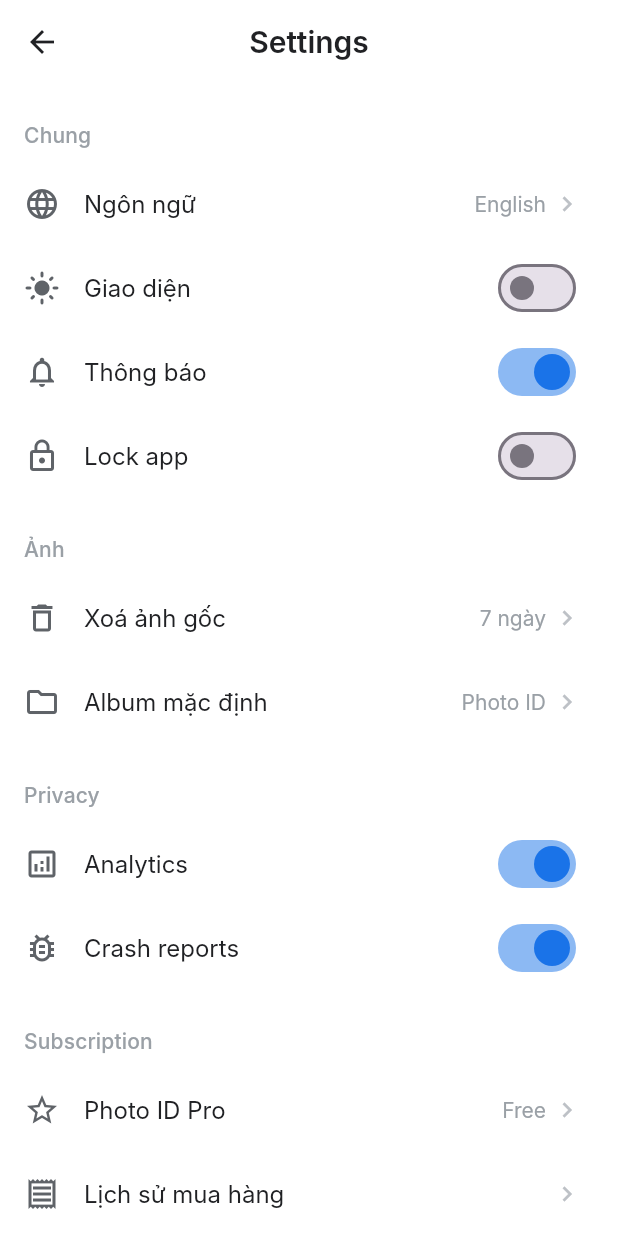
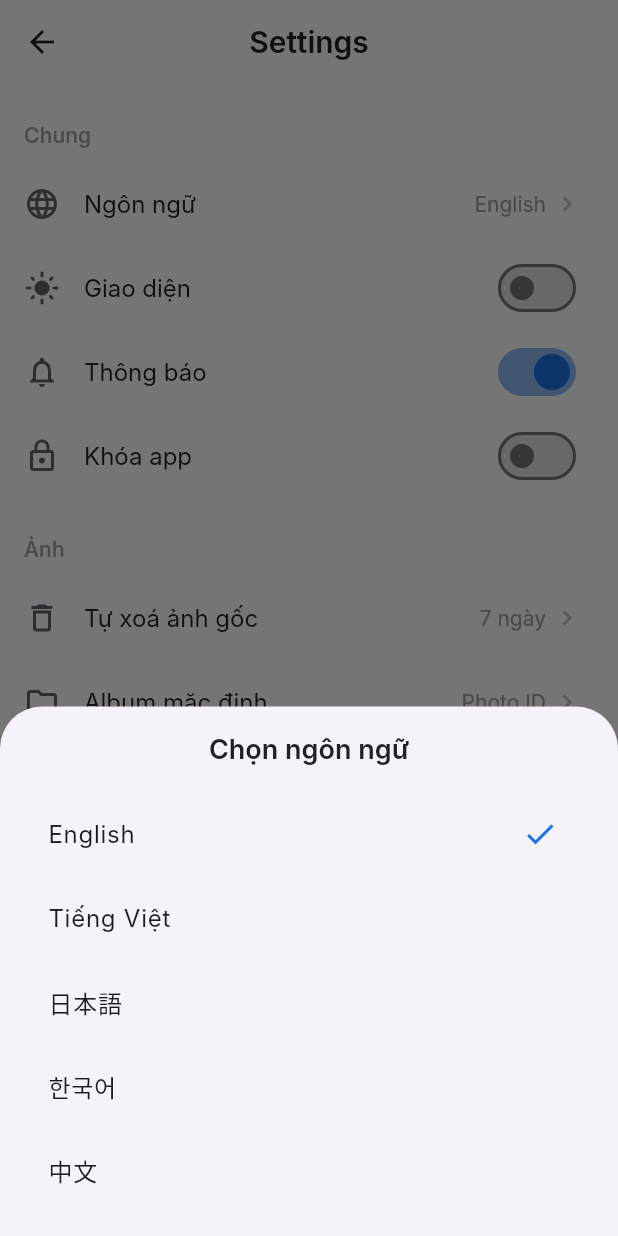
Before and after one commit to ngovan960/photo, a Flutter app: the SettingsScreen screen opened by its route, after a tap on "Ngôn ngữ", on a phone screen of 412 x 824 dp. Run offline on Flutter 3.47's test engine with Material 3 defaults, Android fonts, the phone set to English and light mode, and no system bars; our stand-ins replace camera, flutter_riverpod, go_router, hive_flutter, share_plus; missing offline and left inert: google_mlkit_face_detection; accounts and stored records are empty; Roboto replaces fonts that are missing (Inter).

Commit message:
Enhance Settings screen
- Language picker (5 languages)
- Auto-delete picker (tắt/1 ngày/7 ngày/30 ngày)
- Cache size display + clear cache
- Interactive toggles
- CacheManager integration

```diff
--- a/lib/features/settings/presentation/screens/settings_screen.dart
+++ b/lib/features/settings/presentation/screens/settings_screen.dart
@@ -6,23 +6,43 @@ import 'package:photo_id/core/theme/app_typography.dart';
 import 'package:photo_id/core/theme/app_spacing.dart';
 import 'package:photo_id/core/theme/theme_provider.dart';
 import 'package:photo_id/features/subscription/presentation/providers/subscription_provider.dart';
+import 'package:photo_id/core/cache/cache_manager.dart';
 
-class SettingsScreen extends ConsumerWidget {
+class SettingsScreen extends ConsumerStatefulWidget {
   const SettingsScreen({super.key});
 
   @override
-  Widget build(BuildContext context, WidgetRef ref) {
+  ConsumerState<SettingsScreen> createState() => _SettingsScreenState();
+}
+
+class _SettingsScreenState extends ConsumerState<SettingsScreen> {
+  String _selectedLanguage = 'English';
+  String _autoDeleteDays = '7 ngày';
+  bool _notifications = true;
+  bool _biometricLock = false;
+  bool _analytics = true;
+  bool _crashReports = true;
+
+  @override
+  void initState() {
+    super.initState();
+    // Load cache info
+    WidgetsBinding.instance.addPostFrameCallback((_) {
+      ref.read(cacheManagerProvider.notifier).loadCacheInfo();
+    });
+  }
+
+  @override
+  Widget build(BuildContext context) {
     final subscriptionState = ref.watch(subscriptionProvider);
     final themeMode = ref.watch(themeProvider);
+    final cacheState = ref.watch(cacheManagerProvider);
     final isDark = themeMode == ThemeMode.dark;
 
     return Scaffold(
       backgroundColor: Theme.of(context).scaffoldBackgroundColor,
       appBar: AppBar(
-        title: Text(
-          'Settings',
-          style: AppTypography.h2,
-        ),
+        title: Text('Settings', style: AppTypography.h2),
         leading: IconButton(
           icon: const Icon(Icons.arrow_back),
           onPressed: () => context.pop(),
@@ -37,17 +57,15 @@ class SettingsScreen extends ConsumerWidget {
             _SettingsTile(
               icon: Icons.language,
               title: 'Ngôn ngữ',
-              trailing: 'English',
-              onTap: () {},
+              trailing: _selectedLanguage,
+              onTap: () => _showLanguagePicker(context),
             ),
             _SettingsTile(
               icon: isDark ? Icons.dark_mode : Icons.light_mode,
               title: 'Giao diện',
               trailingWidget: Switch(
                 value: isDark,
-                onChanged: (value) {
-                  ref.read(themeProvider.notifier).toggleTheme();
-                },
+                onChanged: (value) => ref.read(themeProvider.notifier).toggleTheme(),
                 activeColor: AppColors.primary,
               ),
             ),
@@ -55,17 +73,17 @@ class SettingsScreen extends ConsumerWidget {
               icon: Icons.notifications_outlined,
               title: 'Thông báo',
               trailingWidget: Switch(
-                value: true,
-                onChanged: (value) {},
+                value: _notifications,
+                onChanged: (value) => setState(() => _notifications = value),
                 activeColor: AppColors.primary,
               ),
             ),
             _SettingsTile(
               icon: Icons.lock_outline,
-              title: 'Lock app',
+              title: 'Khóa app',
               trailingWidget: Switch(
-                value: false,
-                onChanged: (value) {},
+                value: _biometricLock,
+                onChanged: (value) => setState(() => _biometricLock = value),
                 activeColor: AppColors.primary,
               ),
             ),
@@ -74,15 +92,21 @@ class SettingsScreen extends ConsumerWidget {
             _SectionHeader(title: 'Ảnh'),
             _SettingsTile(
               icon: Icons.delete_outline,
-              title: 'Xoá ảnh gốc',
-              trailing: '7 ngày',
-              onTap: () {},
+              title: 'Tự xoá ảnh gốc',
+              trailing: _autoDeleteDays,
+              onTap: () => _showAutoDeletePicker(context),
             ),
             _SettingsTile(
               icon: Icons.folder_outlined,
               title: 'Album mặc định',
               trailing: 'Photo ID',
               onTap: () {},
+            ),
+            _SettingsTile(
+              icon: Icons.storage_outlined,
+              title: 'Dung lượng cache',
+              trailing: cacheState.cacheSizeFormatted,
+              onTap: () => _showCacheDialog(context),
             ),
 
             // Privacy section
@@ -91,8 +115,8 @@ class SettingsScreen extends ConsumerWidget {
               icon: Icons.analytics_outlined,
               title: 'Analytics',
               trailingWidget: Switch(
-                value: true,
-                onChanged: (value) {},
+                value: _analytics,
+                onChanged: (value) => setState(() => _analytics = value),
                 activeColor: AppColors.primary,
               ),
             ),
@@ -100,8 +124,8 @@ class SettingsScreen extends ConsumerWidget {
               icon: Icons.bug_report_outlined,
               title: 'Crash reports',
               trailingWidget: Switch(
-                value: true,
-                onChanged: (value) {},
+                value: _crashReports,
+                onChanged: (value) => setState(() => _crashReports = value),
                 activeColor: AppColors.primary,
               ),
             ),
@@ -150,6 +174,101 @@ class SettingsScreen extends ConsumerWidget {
             ),
           ],
         ),
+      ),
+    );
+  }
+
+  void _showLanguagePicker(BuildContext context) {
+    showModalBottomSheet(
+      context: context,
+      builder: (context) => Container(
+        padding: const EdgeInsets.all(AppSpacing.base),
+        child: Column(
+          mainAxisSize: MainAxisSize.min,
+          children: [
+            Text('Chọn ngôn ngữ', style: AppTypography.h3),
+            const SizedBox(height: AppSpacing.base),
+            ...['English', 'Tiếng Việt', '日本語', '한국어', '中文'].map(
+              (lang) => ListTile(
+                title: Text(lang),
+                trailing: _selectedLanguage == lang
+                    ? const Icon(Icons.check, color: AppColors.primary)
+                    : null,
+                onTap: () {
+                  setState(() => _selectedLanguage = lang);
+                  Navigator.pop(context);
+                },
+              ),
+            ),
+          ],
+        ),
+      ),
+    );
+  }
+
+  void _showAutoDeletePicker(BuildContext context) {
+    showModalBottomSheet(
+      context: context,
+      builder: (context) => Container(
+        padding: const EdgeInsets.all(AppSpacing.base),
+        child: Column(
+          mainAxisSize: MainAxisSize.min,
+          children: [
+            Text('Tự xoá ảnh gốc', style: AppTypography.h3),
+            const SizedBox(height: AppSpacing.base),
+            ...['Tắt', '1 ngày', '7 ngày', '30 ngày'].map(
+              (option) => ListTile(
+                title: Text(option),
+                trailing: _autoDeleteDays == option
+                    ? const Icon(Icons.check, color: AppColors.primary)
+                    : null,
+                onTap: () {
+                  setState(() => _autoDeleteDays = option);
+                  Navigator.pop(context);
+                },
+              ),
+            ),
+          ],
+        ),
+      ),
+    );
+  }
+
+  void _showCacheDialog(BuildContext context) {
+    final cacheState = ref.read(cacheManagerProvider);
+    showDialog(
+      context: context,
+      builder: (context) => AlertDialog(
+        title: const Text('Dung lượng cache'),
+        content: Column(
+          mainAxisSize: MainAxisSize.min,
+          crossAxisAlignment: CrossAxisAlignment.start,
+          children: [
+            Text('Dung lượng đã dùng: ${cacheState.cacheSizeFormatted}'),
+            Text('Số ảnh đã lưu: ${cacheState.photoCount}'),
+            const SizedBox(height: AppSpacing.base),
+            Text(
+              'Giới hạn: 100MB',
+              style: AppTypography.bodySmall.copyWith(color: AppColors.gray500),
+            ),
+          ],
+        ),
+        actions: [
+          TextButton(
+            onPressed: () => Navigator.pop(context),
+            child: const Text('Đóng'),
+          ),
+          TextButton(
+            onPressed: () {
+              ref.read(cacheManagerProvider.notifier).clearCache();
+              Navigator.pop(context);
+              ScaffoldMessenger.of(context).showSnackBar(
+                const SnackBar(content: Text('Đã xoá cache')),
+              );
+            },
+            child: const Text('Xoá cache', style: TextStyle(color: AppColors.error)),
+          ),
+        ],
       ),
     );
   }
```
